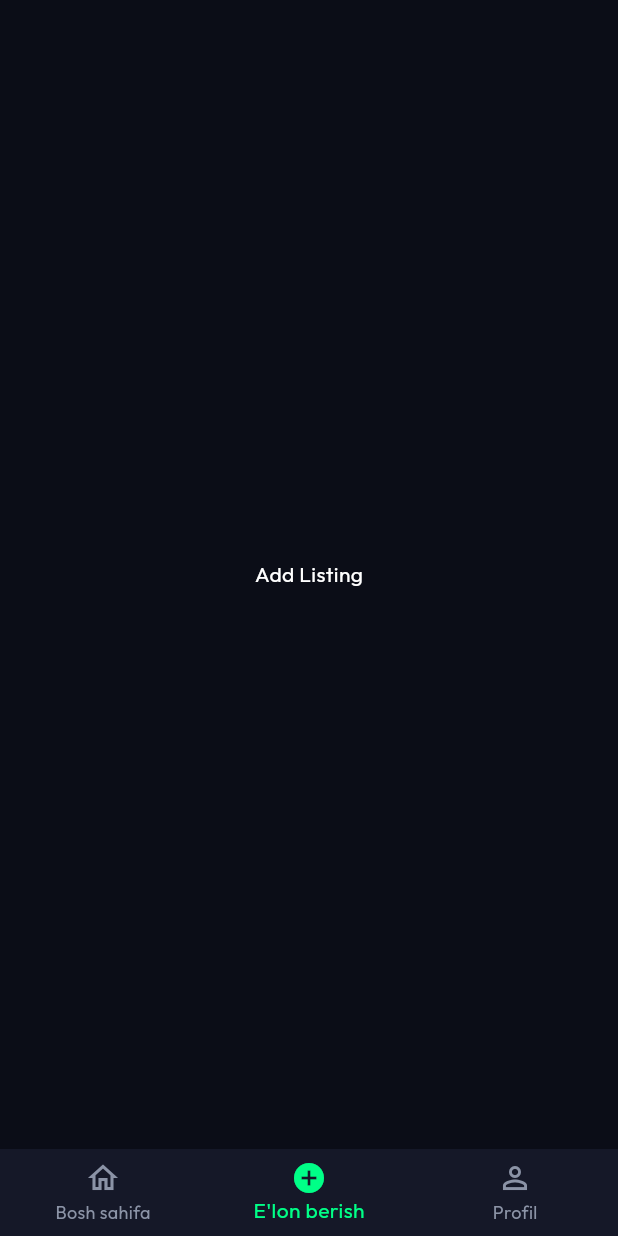
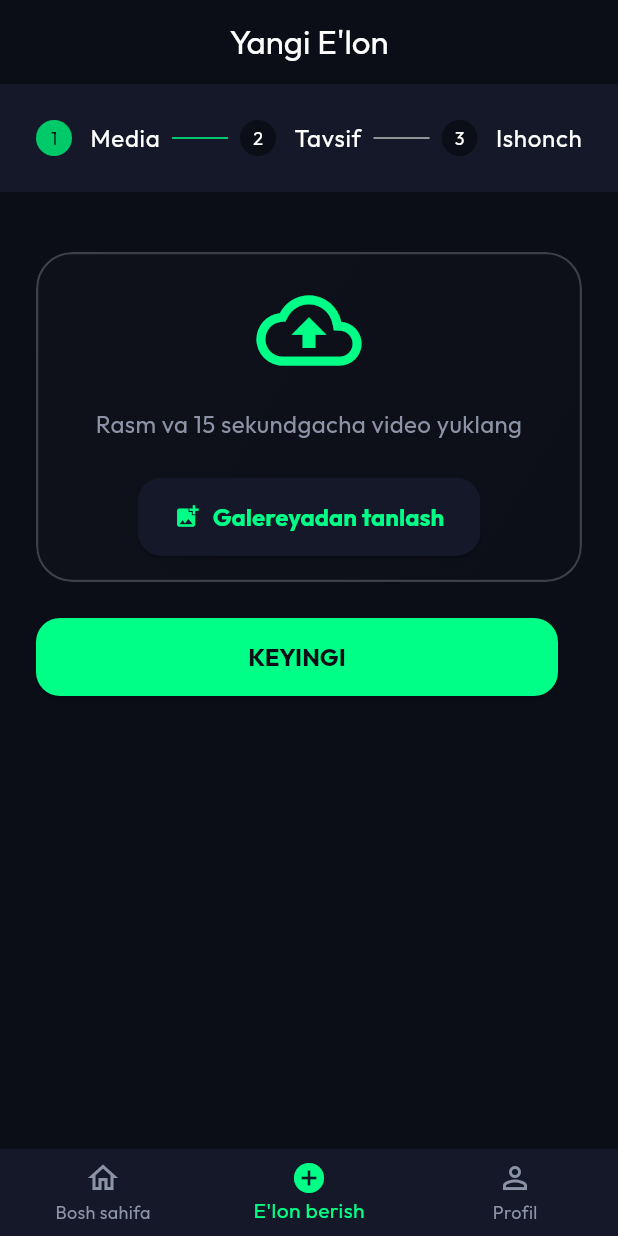
Before and after one commit to abrorbektreyder-web/qush-uyi-platform, a Flutter app: the AddScreen screen opened by its route, on a phone screen of 412 x 824 dp. Run offline on Flutter 3.47's test engine with Material 3 defaults, Android fonts, the phone set to English and light mode, and no system bars; drawn by our look-alikes of flutter_animate; our stand-ins replace dio, flutter_riverpod, go_router, google_fonts, skeletonizer; network calls fail.

Commit message:
feat(frontend): Added Premium UI for AddListing and Profile screens with deep integrations & animations

```diff
--- a/06_SRC/frontend/qush_uyi_app/lib/core/routing/app_router.dart
+++ b/06_SRC/frontend/qush_uyi_app/lib/core/routing/app_router.dart
@@ -4,6 +4,8 @@ import '../../features/splash/presentation/splash_screen.dart';
 import '../../features/home/presentation/home_screen.dart';
 import '../../features/home/presentation/bird_detail_screen.dart';
 import '../../features/home/data/bird_model.dart';
+import '../../features/add_listing/presentation/add_screen.dart';
+import '../../features/profile/presentation/profile_screen.dart';
 
 class CustomAnimatedPage extends CustomTransitionPage {
   CustomAnimatedPage({required Widget child})
@@ -13,20 +15,6 @@ class CustomAnimatedPage extends CustomTransitionPage {
             return FadeTransition(opacity: animation, child: child);
           },
         );
-}
-
-class AddScreen extends StatelessWidget {
-  const AddScreen({super.key});
-  @override
-  Widget build(BuildContext context) =>
-      const Scaffold(body: Center(child: Text('Add Listing')));
-}
-
-class ProfileScreen extends StatelessWidget {
-  const ProfileScreen({super.key});
-  @override
-  Widget build(BuildContext context) =>
-      const Scaffold(body: Center(child: Text('Profile')));
 }
 
 class ScaffoldWithNavBar extends StatelessWidget {
--- /dev/null
+++ b/06_SRC/frontend/qush_uyi_app/lib/features/add_listing/presentation/add_screen.dart
@@ -0,0 +1,184 @@
+import 'package:flutter/material.dart';
+import 'package:flutter_animate/flutter_animate.dart';
+import '../../../core/theme/app_colors.dart';
+import '../../../shared/widgets/glass_container.dart';
+
+class AddScreen extends StatefulWidget {
+  const AddScreen({super.key});
+
+  @override
+  State<AddScreen> createState() => _AddScreenState();
+}
+
+class _AddScreenState extends State<AddScreen> {
+  int _currentStep = 0;
+
+  @override
+  Widget build(BuildContext context) {
+    return Scaffold(
+      backgroundColor: AppColors.background,
+      appBar: AppBar(
+        title: const Text("Yangi E'lon"),
+        centerTitle: true,
+      ),
+      body: Theme(
+        data: Theme.of(context).copyWith(
+          colorScheme: Theme.of(context).colorScheme.copyWith(
+                primary: AppColors.primary,
+              ),
+        ),
+        child: Stepper(
+          currentStep: _currentStep,
+          elevation: 0,
+          type: StepperType.horizontal,
+          onStepContinue: () {
+            if (_currentStep < 2) {
+              setState(() => _currentStep += 1);
+            } else {
+              ScaffoldMessenger.of(context).showSnackBar(
+                const SnackBar(
+                    content: Text("E'lon muvaffaqiyatli saqlandi! (Mock)")),
+              );
+            }
+          },
+          onStepCancel: () {
+            if (_currentStep > 0) {
+              setState(() => _currentStep -= 1);
+            }
+          },
+          controlsBuilder: (context, details) {
+            return Padding(
+              padding: const EdgeInsets.only(top: 24.0),
+              child: Row(
+                children: [
+                  Expanded(
+                    child: ElevatedButton(
+                      onPressed: details.onStepContinue,
+                      child:
+                          Text(_currentStep == 2 ? 'E\'LON QILISH' : 'KEYINGI'),
+                    ),
+                  ),
+                  const SizedBox(width: 16),
+                  if (_currentStep > 0)
+                    Expanded(
+                      child: OutlinedButton(
+                        style: OutlinedButton.styleFrom(
+                          padding: const EdgeInsets.symmetric(vertical: 16),
+                          shape: RoundedRectangleBorder(
+                              borderRadius: BorderRadius.circular(16)),
+                          side: const BorderSide(color: AppColors.primary),
+                        ),
+                        onPressed: details.onStepCancel,
+                        child: const Text('ORQAGA',
+                            style: TextStyle(color: AppColors.primary)),
+                      ),
+                    ),
+                ],
+              ),
+            );
+          },
+          steps: [
+            Step(
+              isActive: _currentStep >= 0,
+              state: _currentStep > 0 ? StepState.complete : StepState.indexed,
+              title: const Text("Media"),
+              content: GlassContainer(
+                margin: const EdgeInsets.only(top: 16),
+                child: Column(
+                  children: [
+                    const Icon(Icons.cloud_upload_outlined,
+                        size: 70, color: AppColors.primary),
+                    const SizedBox(height: 16),
+                    const Text("Rasm va 15 sekundgacha video yuklang",
+                        textAlign: TextAlign.center,
+                        style: TextStyle(
+                            color: AppColors.textSecondary, fontSize: 16)),
+                    const SizedBox(height: 24),
+                    ElevatedButton.icon(
+                      style: ElevatedButton.styleFrom(
+                        backgroundColor: AppColors.surface,
+                        foregroundColor: AppColors.primary,
+                      ),
+                      onPressed: () {},
+                      icon: const Icon(Icons.add_photo_alternate),
+                      label: const Text('Galereyadan tanlash'),
+                    )
+                  ],
+                ),
+              ).animate().fadeIn(duration: 400.ms).slideY(begin: 0.2),
+            ),
+            Step(
+              isActive: _currentStep >= 1,
+              state: _currentStep > 1 ? StepState.complete : StepState.indexed,
+              title: const Text("Tavsif"),
+              content: Column(
+                children: [
+                  const SizedBox(height: 16),
+                  _buildTextField('Qush zoti (masalan: Tustovuq)'),
+                  const SizedBox(height: 16),
+                  _buildTextField('Narxi (UZS)', isNumber: true),
+                  const SizedBox(height: 16),
+                  _buildTextField('Qisqacha ta\'rif va hudud', maxLines: 3),
+                ],
+              ).animate().fadeIn(duration: 400.ms).slideY(begin: 0.2),
+            ),
+            Step(
+              isActive: _currentStep >= 2,
+              title: const Text("Ishonch"),
+              content: GlassContainer(
+                margin: const EdgeInsets.only(top: 16),
+                child: Column(
+                  crossAxisAlignment: CrossAxisAlignment.start,
+                  children: [
+                    const Text("Qush pasporti yoki Vet-ko'rik",
+                        style: TextStyle(
+                            fontWeight: FontWeight.bold,
+                            fontSize: 16,
+                            color: Colors.white)),
+                    const SizedBox(height: 8),
+                    const Text(
+                        "Bu majburiy emas, lekin yuklash orqali e'loningizni platformada yashil 'Tasdiqlangan' belgi bilan ko'paytirasiz.",
+                        style: TextStyle(color: AppColors.textSecondary)),
+                    const SizedBox(height: 24),
+                    OutlinedButton.icon(
+                      onPressed: () {},
+                      icon: const Icon(Icons.file_upload),
+                      label: const Text("Hujjat yuklash"),
+                      style: OutlinedButton.styleFrom(
+                        foregroundColor: Colors.white,
+                        side: BorderSide(color: Colors.white.withOpacity(0.5)),
+                      ),
+                    ),
+                  ],
+                ),
+              ).animate().fadeIn(duration: 400.ms).slideY(begin: 0.2),
+            ),
+          ],
+        ),
+      ),
+    );
+  }
+
+  Widget _buildTextField(String label,
+      {bool isNumber = false, int maxLines = 1}) {
+    return TextFormField(
+      keyboardType: isNumber ? TextInputType.number : TextInputType.text,
+      maxLines: maxLines,
+      style: const TextStyle(color: Colors.white),
+      decoration: InputDecoration(
+        labelText: label,
+        labelStyle: const TextStyle(color: AppColors.textSecondary),
+        enabledBorder: OutlineInputBorder(
+          borderRadius: BorderRadius.circular(16),
+          borderSide: const BorderSide(color: AppColors.glassBorder),
+        ),
+        focusedBorder: OutlineInputBorder(
+          borderRadius: BorderRadius.circular(16),
+          borderSide: const BorderSide(color: AppColors.primary, width: 2),
+        ),
+        filled: true,
+        fillColor: AppColors.surface,
+      ),
+    );
+  }
+}
```
Also changed, not shown: 06_SRC/frontend/qush_uyi_app/lib/features/profile/presentation/profile_screen.dart (added, +134 -0 lines).
